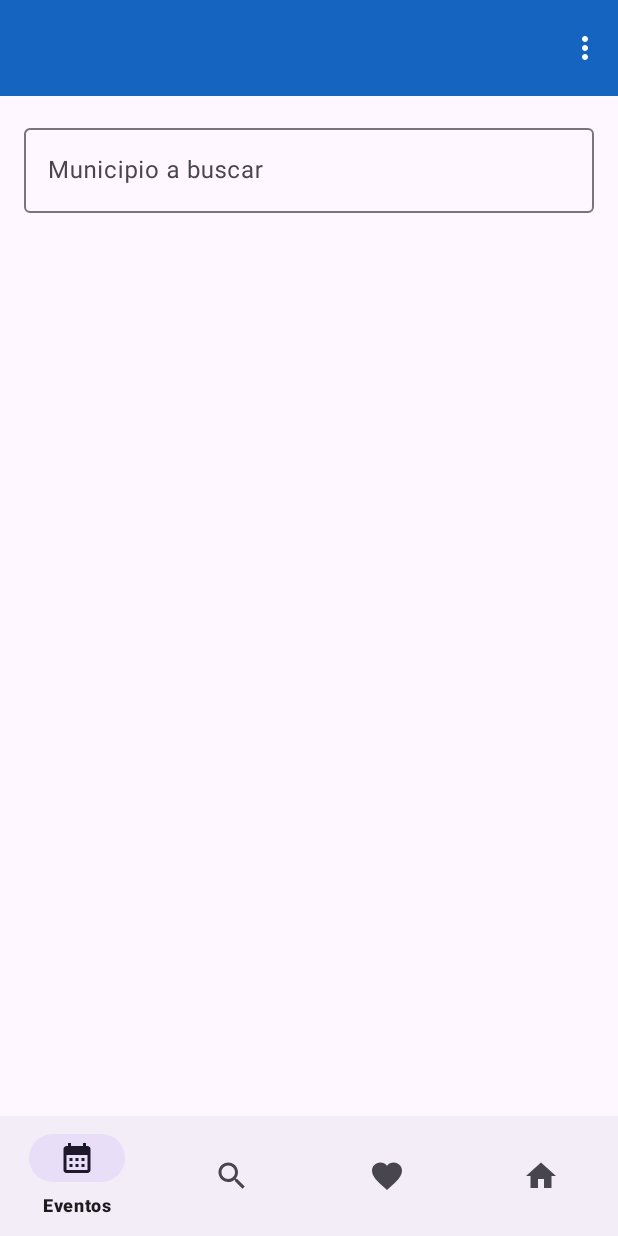
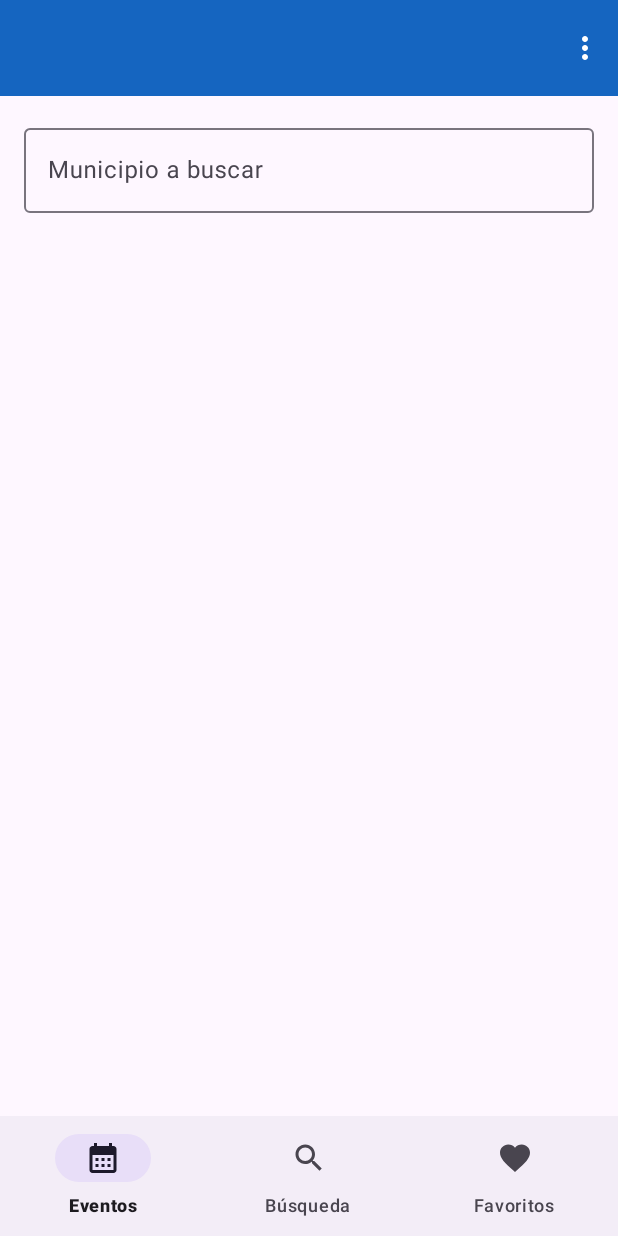
Before and after one commit to fbroncano/gps-project-gb01, an Android app: the BuscarFragment screen opened through its navigation route, on a phone screen of 412 x 824 dp. Run offline under Robolectric (Android 15) with nearby library versions, the phone set to English and light mode, and no system bars; our stand-ins replace Room's generated code, navigation-ui; 3 statements that could not run were skipped.

Commit message:
Ajustes menores para mejorar el funcionamiento de la aplicación

```diff
--- a/app/src/main/AndroidManifest.xml
+++ b/app/src/main/AndroidManifest.xml
@@ -1,6 +1,8 @@
 <?xml version="1.0" encoding="utf-8"?>
 <manifest xmlns:android="http://schemas.android.com/apk/res/android"
     xmlns:tools="http://schemas.android.com/tools">
+
+    <uses-permission android:name="android.permission.INTERNET" />
 
     <application
         android:allowBackup="true"
--- a/app/src/main/java/es/unex/gps/weathevent/database/WeathEventDataBase.kt
+++ b/app/src/main/java/es/unex/gps/weathevent/database/WeathEventDataBase.kt
@@ -8,7 +8,7 @@ import es.unex.gps.weathevent.model.Ciudad
 import es.unex.gps.weathevent.model.User
 import es.unex.gps.weathevent.model.UserCiudadCrossRef
 
-@Database(version = 3, entities = [User::class, Ciudad::class, UserCiudadCrossRef::class], exportSchema = false)
+@Database(version = 4, entities = [User::class, Ciudad::class, UserCiudadCrossRef::class], exportSchema = false)
 abstract class WeathEventDataBase : RoomDatabase() {
     abstract fun userDao(): UserDao
 
--- a/app/src/main/res/menu/bottom_menu.xml
+++ b/app/src/main/res/menu/bottom_menu.xml
@@ -19,10 +19,4 @@
         android:icon="@drawable/baseline_favorite_24"
         android:title="@string/favourite_option"
         app:showAsAction="ifRoom" />
-    <item
-        android:id="@+id/inicioFragment"
-        android:enabled="true"
-        android:icon="@drawable/baseline_home_24"
-        android:title="@string/home_option"
-        app:showAsAction="ifRoom" />
 </menu>
--- a/app/src/main/res/navigation/bottom_bar_nav_graph.xml
+++ b/app/src/main/res/navigation/bottom_bar_nav_graph.xml
@@ -30,7 +30,7 @@
     <fragment
         android:id="@+id/settingsFragment"
         android:name="es.unex.gps.weathevent.view.SettingsFragment"
-        android:label="SettingsFragment" />
+        android:label="Ajustes" />
 
     <action
         android:id="@+id/action_global_settingsFragment"
--- a/app/src/main/res/xml/preferences.xml
+++ b/app/src/main/res/xml/preferences.xml
@@ -1,7 +1,8 @@
 <?xml version="1.0" encoding="utf-8"?>
 <PreferenceScreen
     xmlns:app="http://schemas.android.com/apk/res-auto"
-    xmlns:android="http://schemas.android.com/apk/res/android">
+    xmlns:android="http://schemas.android.com/apk/res/android"
+    android:title="Ajustes">
 
     <PreferenceCategory
         android:layout_width="wrap_content"
```
